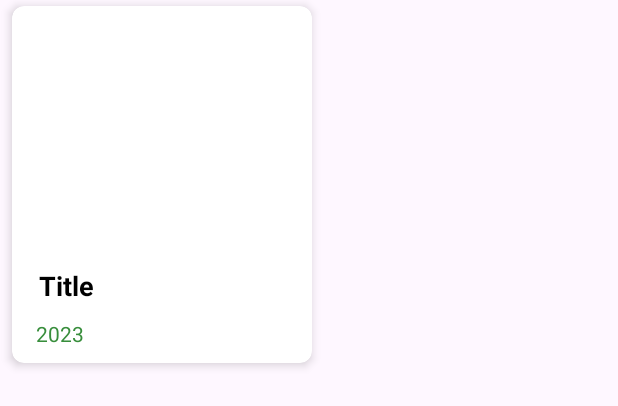
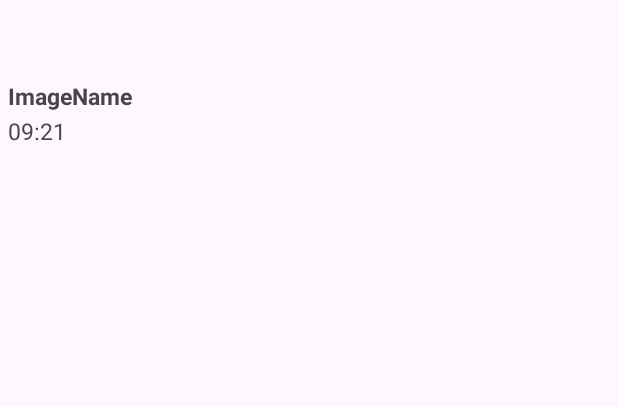
Before and after one commit to yoonhee-nam/yoons_prac, an Android app: the layout recycler_item.xml on its own in the app's theme, with its tools: preview values and no code run, on a phone screen of 412 x 824 dp. Shown: the top 406 px of the screen. Run offline under Robolectric (Android 15) with nearby library versions, the phone set to English and light mode, and no system bars.

```diff
--- a/app/src/main/java/com/example/myapplication/LikeFragAdapter.kt
+++ /dev/null
@@ -1,4 +0,0 @@
-package com.example.myapplication
-
-class LikeFragAdapter {
-}
--- a/app/src/main/java/com/example/myapplication/ViewPagerAdapter.kt
+++ b/app/src/main/java/com/example/myapplication/ViewPagerAdapter.kt
@@ -3,6 +3,8 @@ package com.example.myapplication
 import androidx.fragment.app.Fragment
 import androidx.fragment.app.FragmentActivity
 import androidx.viewpager2.adapter.FragmentStateAdapter
+import com.example.myapplication.fragment.LikeFragment
+import com.example.myapplication.fragment.MainFragment
 
 class ViewPagerAdapter(fragmentActivity: FragmentActivity):FragmentStateAdapter(fragmentActivity) {
 
--- a/app/src/main/res/layout/fragment_main.xml
+++ b/app/src/main/res/layout/fragment_main.xml
@@ -5,7 +5,7 @@
     android:layout_width="match_parent"
     android:layout_height="match_parent"
     android:background="#80FF0000"
-    tools:context=".MainFragment">
+    tools:context=".fragment.MainFragment">
 
 
     <EditText
--- a/app/src/main/res/layout/recycler_item.xml
+++ b/app/src/main/res/layout/recycler_item.xml
@@ -1,49 +1,69 @@
 <?xml version="1.0" encoding="utf-8"?>
-<androidx.cardview.widget.CardView xmlns:android="http://schemas.android.com/apk/res/android"
-    android:layout_width="200dp"
-    android:layout_height="wrap_content"
+<androidx.constraintlayout.widget.ConstraintLayout xmlns:android="http://schemas.android.com/apk/res/android"
     xmlns:app="http://schemas.android.com/apk/res-auto"
-    app:cardElevation="4dp"
-    app:cardCornerRadius="8dp"
-    android:layout_marginLeft="8dp"
-    android:layout_marginRight="8dp"
-    android:layout_marginBottom="4dp"
-    android:layout_marginTop="4dp">
+    xmlns:tools="http://schemas.android.com/tools"
+    android:id="@+id/search_img_constraint"
+    android:layout_width="match_parent"
+    android:layout_height="wrap_content">
 
-    <RelativeLayout
+
+    <ImageView
+        android:id="@+id/iv"
         android:layout_width="match_parent"
-        android:layout_height="wrap_content">
+        android:layout_height="wrap_content"
+        android:layout_margin="3dp"
+        android:adjustViewBounds="true"
+        android:maxHeight="250dp"
+        android:minHeight="50dp"
+        android:scaleType="fitXY"
+        app:layout_constraintEnd_toEndOf="parent"
+        app:layout_constraintStart_toStartOf="parent"
+        app:layout_constraintTop_toTopOf="parent" />
 
-        <ImageView
-            android:id="@+id/iv"
-            android:layout_width="match_parent"
-            android:layout_height="160dp"
-            android:scaleType="centerCrop" />
+    <ImageView
+        android:id="@+id/like"
+        android:layout_width="30dp"
+        android:layout_height="30dp"
+        android:layout_marginTop="10dp"
+        android:layout_marginEnd="10dp"
+        android:src="@drawable/like"
+        android:visibility="gone"
+        app:layout_constraintEnd_toEndOf="@+id/iv"
+        app:layout_constraintTop_toTopOf="parent" />
+
+    <LinearLayout
+        android:layout_width="match_parent"
+        android:layout_height="wrap_content"
+        android:gravity="start"
+        android:orientation="vertical"
+        app:layout_constraintEnd_toEndOf="parent"
+        app:layout_constraintStart_toStartOf="parent"
+        app:layout_constraintTop_toBottomOf="@id/iv">
 
         <TextView
             android:id="@+id/tv_title"
-            android:text="Title"
-            android:textStyle="bold"
-            android:textColor="@color/black"
-            android:textSize="18sp"
-            android:layout_below="@+id/iv"
-            android:layout_marginTop="8dp"
-            android:layout_marginLeft="12dp"
-            android:padding="6dp"
             android:layout_width="wrap_content"
-            android:layout_height="wrap_content"/>
+            android:layout_height="wrap_content"
+            android:layout_marginLeft="5dp"
+            android:ellipsize="end"
+            android:gravity="center_vertical"
+            android:lineSpacingExtra="5dp"
+            android:maxLines="1"
+            android:text="ImageName"
+            android:textSize="15sp"
+            android:textStyle="bold" />
 
         <TextView
             android:id="@+id/tv_low_price"
-            android:layout_below="@+id/tv_title"
-            android:layout_alignLeft="@id/tv_title"
-            android:textColor="@color/Green700"
-            android:text="2023"
-            android:padding="4dp"
-            android:layout_marginBottom="6dp"
             android:layout_width="wrap_content"
-            android:layout_height="wrap_content"/>
+            android:layout_height="wrap_content"
+            android:layout_marginLeft="5dp"
+            android:layout_marginTop="2dp"
+            android:gravity="center_vertical"
+            android:lineSpacingExtra="5dp"
+            android:text="09:21"
+            android:textSize="15sp" />
+    </LinearLayout>
 
-    </RelativeLayout>
 
-</androidx.cardview.widget.CardView>
+</androidx.constraintlayout.widget.ConstraintLayout>
```
Also changed, not shown: app/src/main/java/com/example/myapplication/LikeFragment.kt (deleted, +0 -25 lines), app/src/main/java/com/example/myapplication/MainActivity.kt (+20 -1 lines), app/src/main/java/com/example/myapplication/Utils.kt (+34 -10 lines), app/src/main/java/com/example/myapplication/fragment/LikeFragAdapter.kt (added, +68 -0 lines), app/src/main/java/com/example/myapplication/fragment/LikeFragment.kt (added, +79 -0 lines), app/src/main/java/com/example/myapplication/fragment/MainFragAdapter.kt (renamed from app/src/main/java/com/example/myapplication/MainFragAdapter.kt, +31 -10 lines), app/src/main/java/com/example/myapplication/fragment/MainFragment.kt (renamed from app/src/main/java/com/example/myapplication/MainFragment.kt, +13 -6 lines), app/src/main/java/com/example/myapplication/model/Image.kt (+19 -11 lines), app/src/main/res/drawable/like.png (added).
